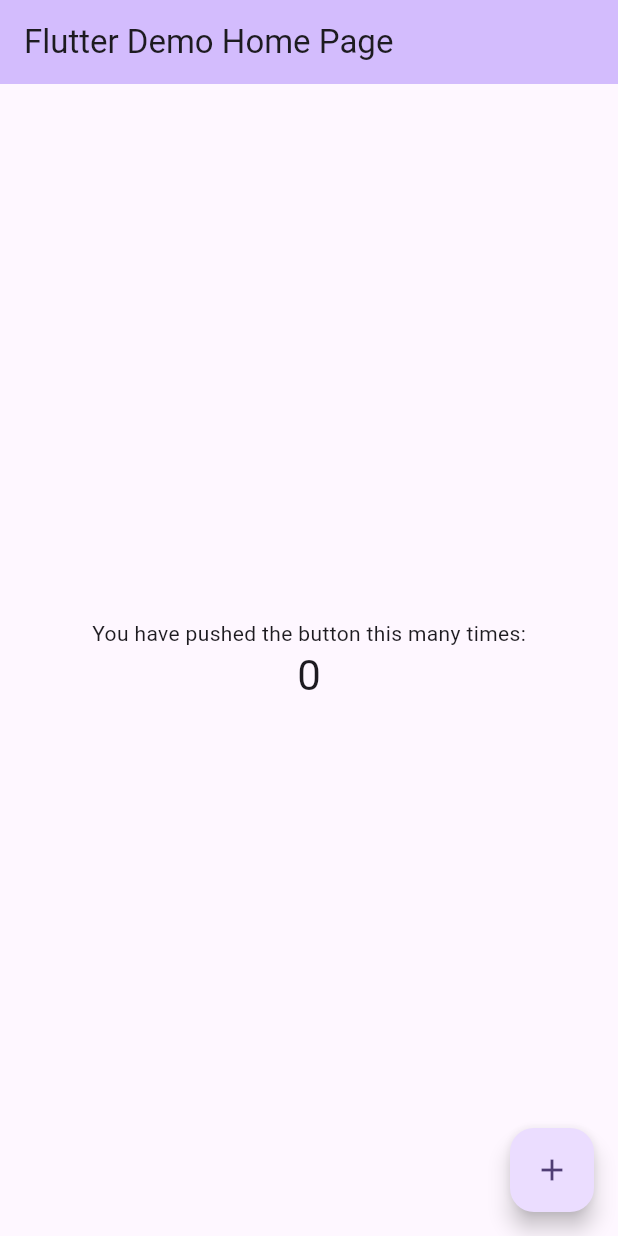
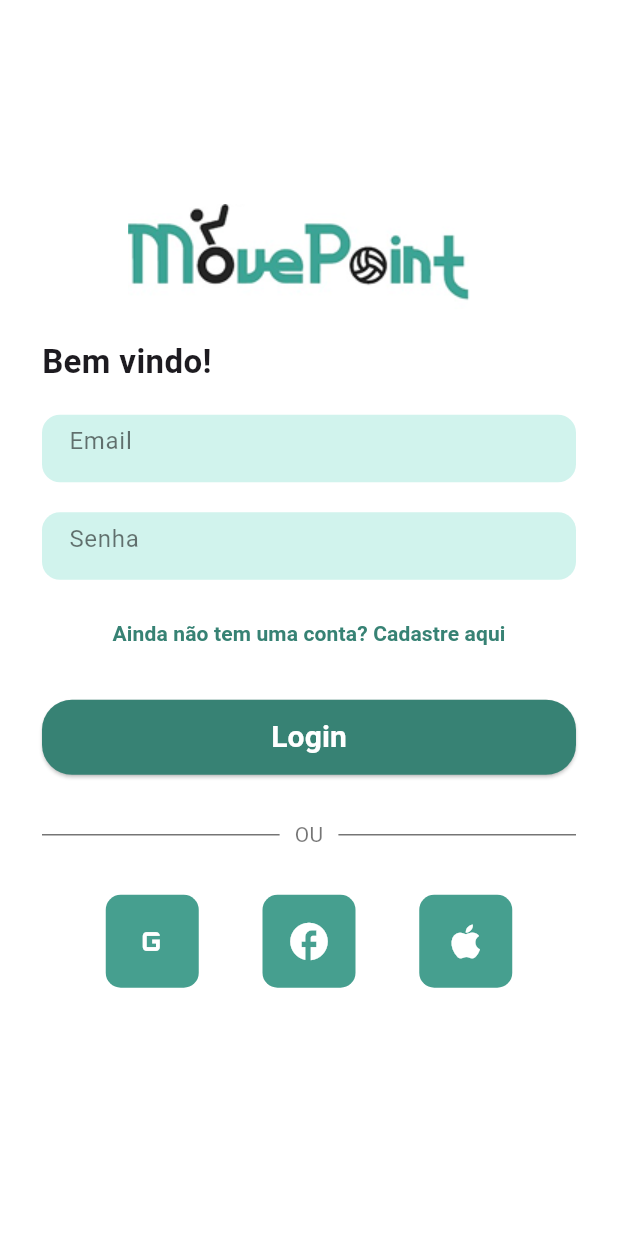
Before and after one commit to NatanRocha43/MovePoint-flutter, a Flutter app: the screen it shows after launch, on a phone screen of 412 x 824 dp. Run offline on Flutter 3.47's test engine with Material 3 defaults, Android fonts, the phone set to English and light mode, and no system bars.

Commit message:
(feat): Login screen developed

```diff
--- a/lib/main.dart
+++ b/lib/main.dart
@@ -1,4 +1,5 @@
 import 'package:flutter/material.dart';
+import './screens/login_screen.dart';
 
 void main() {
   runApp(const MyApp());
@@ -7,116 +8,14 @@ void main() {
 class MyApp extends StatelessWidget {
   const MyApp({super.key});
 
-  // This widget is the root of your application.
   @override
   Widget build(BuildContext context) {
     return MaterialApp(
-      title: 'Flutter Demo',
+      title: 'Bem vindo',
       theme: ThemeData(
-        // This is the theme of your application.
-        //
-        // TRY THIS: Try running your application with "flutter run". You'll see
-        // the application has a purple toolbar. Then, without quitting the app,
-        // try changing the seedColor in the colorScheme below to Colors.green
-        // and then invoke "hot reload" (save your changes or press the "hot
-        // reload" button in a Flutter-supported IDE, or press "r" if you used
-        // the command line to start the app).
-        //
-        // Notice that the counter didn't reset back to zero; the application
-        // state is not lost during the reload. To reset the state, use hot
-        // restart instead.
-        //
-        // This works for code too, not just values: Most code changes can be
-        // tested with just a hot reload.
-        colorScheme: ColorScheme.fromSeed(seedColor: Colors.deepPurple),
+        primarySwatch: Colors.blue,
       ),
-      home: const MyHomePage(title: 'Flutter Demo Home Page'),
+      home: const LoginScreen(),
     );
   }
 }
-
-class MyHomePage extends StatefulWidget {
-  const MyHomePage({super.key, required this.title});
-
-  // This widget is the home page of your application. It is stateful, meaning
-  // that it has a State object (defined below) that contains fields that affect
-  // how it looks.
-
-  // This class is the configuration for the state. It holds the values (in this
-  // case the title) provided by the parent (in this case the App widget) and
-  // used by the build method of the State. Fields in a Widget subclass are
-  // always marked "final".
-
-  final String title;
-
-  @override
-  State<MyHomePage> createState() => _MyHomePageState();
-}
-
-class _MyHomePageState extends State<MyHomePage> {
-  int _counter = 0;
-
-  void _incrementCounter() {
-    setState(() {
-      // This call to setState tells the Flutter framework that something has
-      // changed in this State, which causes it to rerun the build method below
-      // so that the display can reflect the updated values. If we changed
-      // _counter without calling setState(), then the build method would not be
-      // called again, and so nothing would appear to happen.
-      _counter++;
-    });
-  }
-
-  @override
-  Widget build(BuildContext context) {
-    // This method is rerun every time setState is called, for instance as done
-    // by the _incrementCounter method above.
-    //
-    // The Flutter framework has been optimized to make rerunning build methods
-    // fast, so that you can just rebuild anything that needs updating rather
-    // than having to individually change instances of widgets.
-    return Scaffold(
-      appBar: AppBar(
-        // TRY THIS: Try changing the color here to a specific color (to
-        // Colors.amber, perhaps?) and trigger a hot reload to see the AppBar
-        // change color while the other colors stay the same.
-        backgroundColor: Theme.of(context).colorScheme.inversePrimary,
-        // Here we take the value from the MyHomePage object that was created by
-        // the App.build method, and use it to set our appbar title.
-        title: Text(widget.title),
-      ),
-      body: Center(
-        // Center is a layout widget. It takes a single child and positions it
-        // in the middle of the parent.
-        child: Column(
-          // Column is also a layout widget. It takes a list of children and
-          // arranges them vertically. By default, it sizes itself to fit its
-          // children horizontally, and tries to be as tall as its parent.
-          //
-          // Column has various properties to control how it sizes itself and
-          // how it positions its children. Here we use mainAxisAlignment to
-          // center the children vertically; the main axis here is the vertical
-          // axis because Columns are vertical (the cross axis would be
-          // horizontal).
-          //
-          // TRY THIS: Invoke "debug painting" (choose the "Toggle Debug Paint"
-          // action in the IDE, or press "p" in the console), to see the
-          // wireframe for each widget.
-          mainAxisAlignment: MainAxisAlignment.center,
-          children: <Widget>[
-            const Text('You have pushed the button this many times:'),
-            Text(
-              '$_counter',
-              style: Theme.of(context).textTheme.headlineMedium,
-            ),
-          ],
-        ),
-      ),
-      floatingActionButton: FloatingActionButton(
-        onPressed: _incrementCounter,
-        tooltip: 'Increment',
-        child: const Icon(Icons.add),
-      ), // This trailing comma makes auto-formatting nicer for build methods.
-    );
-  }
-}
--- /dev/null
+++ b/lib/screens/login_screen.dart
@@ -0,0 +1,188 @@
+import 'package:flutter/material.dart';
+
+class LoginScreen extends StatelessWidget {
+  const LoginScreen({super.key});
+
+  @override
+  Widget build(BuildContext context) {
+    return Scaffold(
+      backgroundColor: Colors.white,
+      body: Center(
+        // Centraliza horizontalmente e verticalmente
+        child: SingleChildScrollView(
+          child: Container(
+            padding: const EdgeInsets.symmetric(horizontal: 22),
+            constraints: BoxConstraints(
+              maxWidth: 400, // opcional, para limitar a largura em telas grandes
+            ),
+            child: Column(
+              mainAxisAlignment: MainAxisAlignment.center, // Centraliza verticalmente
+              crossAxisAlignment: CrossAxisAlignment.start, // Alinha à esquerda
+              mainAxisSize: MainAxisSize.min, // Coluna só ocupa o espaço do conteúdo
+              children: [
+                Padding(
+                  padding: const EdgeInsets.only(bottom: 12), // espaçamento reduzido
+                  child: Center(
+                    child: Image.asset(
+                      'assets/logo.png',
+                      width: 243,
+                      height: 78, // preenche o container para evitar espaços brancos
+                    ),
+                  ),
+                ),
+
+                const Text(
+                  'Bem vindo!',
+                  textAlign: TextAlign.left,
+                  style: TextStyle(fontSize: 22, fontWeight: FontWeight.bold),
+                ),
+                const SizedBox(height: 20), // menos espaçamento entre texto e input
+
+                // Campo email
+                Container(
+                  height: 45,
+                  decoration: BoxDecoration(
+                    borderRadius: BorderRadius.circular(12),
+                    color: const Color(0xFFD1F3ED),
+                  ),
+                  child: const TextField(
+                    decoration: InputDecoration(
+                      border: InputBorder.none,
+                      hintText: 'Email',
+                      hintStyle: TextStyle(color: Colors.black54),
+                      contentPadding: EdgeInsets.symmetric(
+                        vertical: 15,
+                        horizontal: 18,
+                      ),
+                    ),
+                    textAlignVertical: TextAlignVertical.center, // centraliza verticalmente
+                  ),
+                ),
+                const SizedBox(height: 20),
+
+                // Campo senha
+                Container(
+                  height: 45,
+                  decoration: BoxDecoration(
+                    borderRadius: BorderRadius.circular(12),
+                    color: const Color(0xFFD1F3ED),
+                  ),
+                  child: const TextField(
+                    obscureText: true,
+                    decoration: InputDecoration(
+                      border: InputBorder.none,
+                      hintText: 'Senha',
+                      hintStyle: TextStyle(color: Colors.black54),
+                      contentPadding: EdgeInsets.symmetric(
+                        vertical: 15,
+                        horizontal: 18,
+                      ),
+                    ),
+                    textAlignVertical: TextAlignVertical.center, // centraliza verticalmente
+                  ),
+                ),
+                const SizedBox(height: 12),
+
+                // Texto cadastro abaixo da senha
+                Align(
+                  alignment: Alignment.center,
+                  child: TextButton(
+                    onPressed: () {
+                      // ação de cadastro
+                    },
+                    child: const Text(
+                      'Ainda não tem uma conta? Cadastre aqui',
+                      style: TextStyle(
+                        color: Color(0xFF378274),
+                        fontWeight: FontWeight.bold,
+                      ),
+                    ),
+                  ),
+                ),
+
+                const SizedBox(height: 20),
+
+                // Botão de login
+                SizedBox(
+                  width: double.infinity,
+                  height: 50,
+                  child: ElevatedButton(
+                    style: ElevatedButton.styleFrom(
+                      backgroundColor: const Color(0xFF378274),
+                      shape: RoundedRectangleBorder(
+                        borderRadius: BorderRadius.circular(20),
+                      ),
+                    ),
+                    onPressed: () {
+                      // ação de login
+                    },
+                    child: const Text(
+                      'Login',
+                      style: TextStyle(
+                        color: Colors.white,
+                        fontSize: 20,
+                        fontWeight: FontWeight.bold,
+                      ),
+                    ),
+                  ),
+                ),
+
+                const SizedBox(height: 30),
+
+                // Linha com "OU"
+                Row(
+                  children: <Widget>[
+                    Expanded(child: Divider(color: Colors.black54)),
+                    const Padding(
+                      padding: EdgeInsets.symmetric(horizontal: 10),
+                      child: Text(
+                        'OU',
+                        style: TextStyle(color: Colors.black54),
+                      ),
+                    ),
+                    Expanded(child: Divider(color: Colors.black54)),
+                  ],
+                ),
+
+                const SizedBox(height: 30),
+
+                // Botões sociais
+                Row(
+                  mainAxisAlignment: MainAxisAlignment.spaceEvenly,
+                  children: [
+                    _buildSocialButton(
+                      icon: Icons.g_mobiledata,
+                      color: const Color(0xFF469F8F),
+                    ),
+                    _buildSocialButton(
+                      icon: Icons.facebook,
+                      color: const Color(0xFF469F8F),
+                    ),
+                    _buildSocialButton(
+                      icon: Icons.apple,
+                      color: const Color(0xFF469F8F),
+                    ),
+                  ],
+                ),
+
+                const SizedBox(height: 30),
+              ],
+            ),
+          ),
+        ),
+      ),
+    );
+  }
+
+  Widget _buildSocialButton({required IconData icon, required Color color}) {
+    return Container(
+      width: 62,
+      height: 62,
+      decoration: BoxDecoration(
+        color: color,
+        borderRadius: BorderRadius.circular(10),
+      ),
+      child: Icon(icon, color: Colors.white, size: 30),
+    );
+  }
+}
--- /dev/null
+++ b/lib/widgets/custom_text_field.dart
@@ -0,0 +1,32 @@
+import 'package:flutter/material.dart';
+
+class CustomTextField extends StatelessWidget {
+  final String hintText;
+  final bool obscureText;
+
+  const CustomTextField({
+    super.key,
+    required this.hintText,
+    required this.obscureText,
+  });
+
+  @override
+  Widget build(BuildContext context) {
+    return Container(
+      height: 60,
+      decoration: BoxDecoration(
+        borderRadius: BorderRadius.circular(20),
+        color: const Color(0xFFD1F3ED),
+      ),
+      padding: const EdgeInsets.symmetric(horizontal: 16),
+      child: TextField(
+        obscureText: obscureText,
+        decoration: InputDecoration(
+          border: InputBorder.none,
+          hintText: hintText,
+          hintStyle: const TextStyle(color: Colors.black54),
+        ),
+      ),
+    );
+  }
+}
--- /dev/null
+++ b/lib/widgets/logo.dart
@@ -0,0 +1,13 @@
+import 'package:flutter/material.dart';
+
+class Logo extends StatelessWidget {
+  const Logo({super.key});
+
+  @override
+  Widget build(BuildContext context) {
+    return Image.asset(
+      'assets/logo.png',
+      height: 80,
+    );
+  }
+}
--- /dev/null
+++ b/lib/widgets/social_button.dart
@@ -0,0 +1,29 @@
+import 'package:flutter/material.dart';
+
+class SocialButton extends StatelessWidget {
+  final IconData icon;
+  final Color color;
+
+  const SocialButton({
+    super.key,
+    required this.icon,
+    required this.color,
+  });
+
+  @override
+  Widget build(BuildContext context) {
+    return Container(
+      width: 62,
+      height: 62,
+      decoration: BoxDecoration(
+        color: color,
+        borderRadius: BorderRadius.circular(20),
+      ),
+      child: Icon(
+        icon,
+        color: Colors.white,
+        size: 30,
+      ),
+    );
+  }
+}
```
Also changed, not shown: pubspec.yaml (+4 -69 lines), assets/logo.png (added), pubspec.lock.
